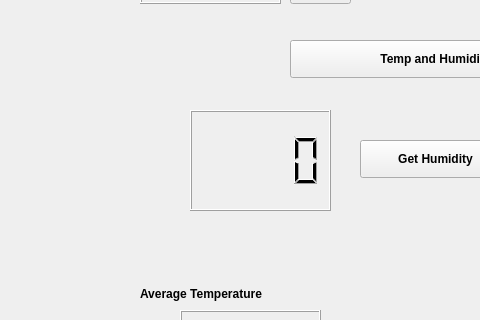
Before: the Qt Designer form Project 1/My_Application/Project1.ui in smitesh07/eid-fall2018, drawn with Qt 5; both pictures show x 0 to 480 and y 140 to 460 of the 827 by 760 pixel window.
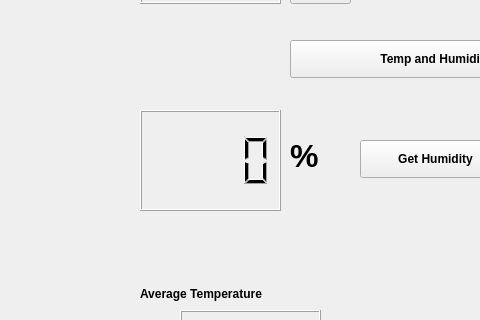
After: the same form once the commit is applied. Icons and pictures are not drawn.

The edit to the form file:
```diff
--- a/Project 1/My_Application/Project1.ui
+++ b/Project 1/My_Application/Project1.ui
@@ -39,7 +39,7 @@
   <widget class="QLabel" name="hum_icon">
    <property name="geometry">
     <rect>
-     <x>100</x>
+     <x>50</x>
      <y>250</y>
      <width>81</width>
      <height>101</height>
@@ -150,7 +150,7 @@
   <widget class="QLCDNumber" name="hum">
    <property name="geometry">
     <rect>
-     <x>190</x>
+     <x>140</x>
      <y>250</y>
      <width>141</width>
      <height>101</height>
@@ -379,6 +379,24 @@
     <string>Plot Graphs</string>
    </property>
   </widget>
+  <widget class="QLabel" name="label_3">
+   <property name="geometry">
+    <rect>
+     <x>290</x>
+     <y>250</y>
+     <width>41</width>
+     <height>91</height>
+    </rect>
+   </property>
+   <property name="font">
+    <font>
+     <pointsize>24</pointsize>
+    </font>
+   </property>
+   <property name="text">
+    <string>%</string>
+   </property>
+  </widget>
  </widget>
  <resources/>
  <connections/>
```
